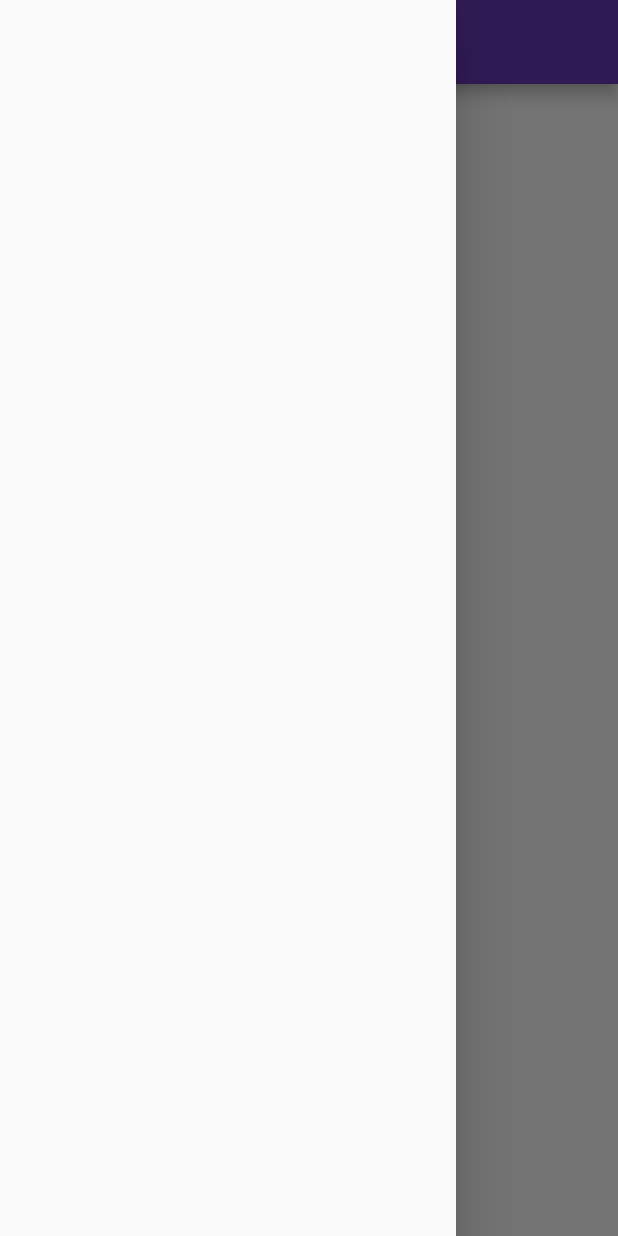
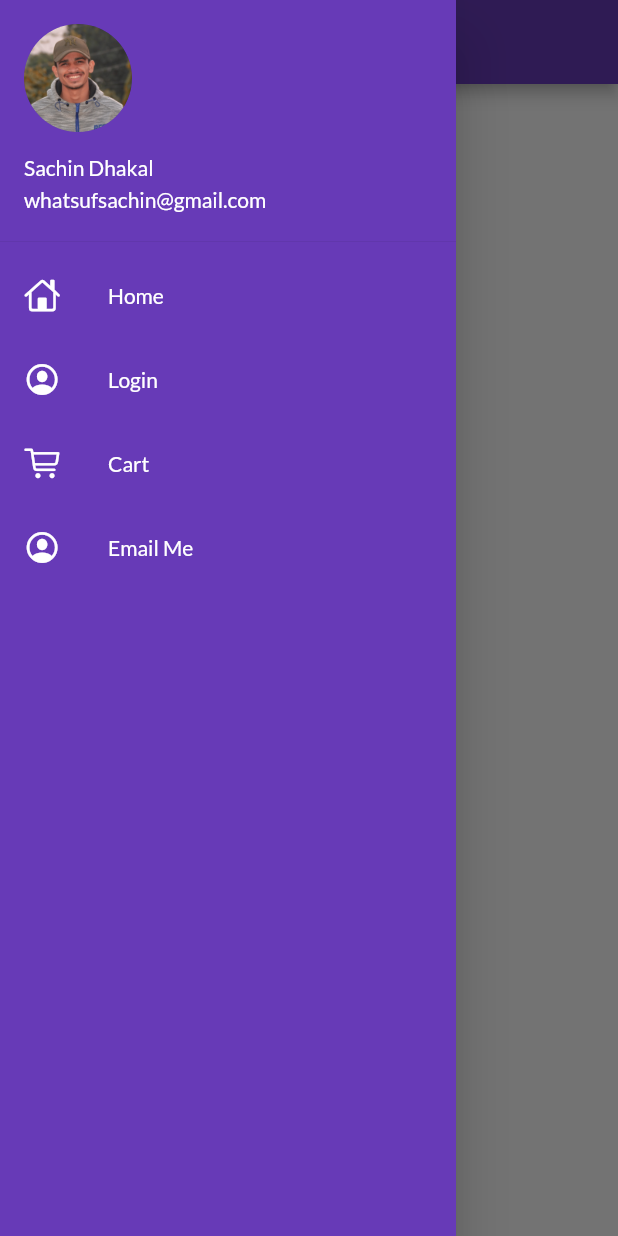
Before and after one commit to Whatsuf148/ecommare_app, a Flutter app: the HomePage screen opened by its route, with the side drawer open, on a phone screen of 412 x 824 dp. Run offline on Flutter 3.47's test engine with Material 2 defaults, Android fonts, the phone set to English and light mode, and no system bars; our stand-ins replace google_fonts.

Commit message:
drawer added & listtile created on drawer

```diff
--- a/lib/main.dart
+++ b/lib/main.dart
@@ -14,7 +14,7 @@ class MyApp extends StatelessWidget {
   @override
   Widget build(BuildContext context) {
     return MaterialApp(
-      //home: const HomePage(),
+      //home: const HomePage(),sss
       themeMode: ThemeMode.light,
       theme: ThemeData(
         primarySwatch: Colors.deepPurple,
@@ -24,7 +24,7 @@ class MyApp extends StatelessWidget {
         brightness: Brightness.dark,
       ),
       routes: {
-        '/': (context) => const LogIn(),
+        '/': (context) => const HomePage(),
         MyRoutes.login: (context) => const LogIn(),
         MyRoutes.homepage: (context) => const HomePage(),
       },
--- /dev/null
+++ b/lib/screen/drawer.dart
@@ -0,0 +1,72 @@
+import 'package:flutter/cupertino.dart';
+import 'package:flutter/material.dart';
+
+class MyDrawer extends StatelessWidget {
+  const MyDrawer({super.key});
+
+  @override
+  Widget build(BuildContext context) {
+    return Drawer(
+      child: Container(
+        color: Colors.deepPurple,
+        child: ListView(
+          children: [
+            UserAccountsDrawerHeader(
+              accountName: Text("Sachin Dhakal"),
+              accountEmail: Text("whatsufsachin@gmail.com"),
+              currentAccountPicture: CircleAvatar(
+                  minRadius: 400,
+                  backgroundImage: AssetImage(
+                    "assets/images/sachin.png",
+                  )),
+            ),
+            ListTile(
+              leading: Icon(
+                CupertinoIcons.home,
+                color: Colors.white,
+              ),
+              title: Text(
+                "Home",
+                style: TextStyle(
+                  color: Colors.white,
+                ),
+              ),
+            ),
+            ListTile(
+              leading: Icon(
+                CupertinoIcons.profile_circled,
+                color: Colors.white,
+              ),
+              title: Text(
+                "Login",
+                style: TextStyle(
+                  color: Colors.white,
+                ),
+              ),
+            ),
+            ListTile(
+              leading: Icon(
+                CupertinoIcons.cart,
+                color: Colors.white,
+              ),
+              title: Text(
+                "Cart",
+                style: TextStyle(color: Colors.white),
+              ),
+            ),
+            ListTile(
+              leading: Icon(
+                CupertinoIcons.profile_circled,
+                color: Colors.white,
+              ),
+              title: Text(
+                "Email Me",
+                style: TextStyle(color: Colors.white),
+              ),
+            ),
+          ],
+        ),
+      ),
+    );
+  }
+}
--- a/lib/screen/homepage.dart
+++ b/lib/screen/homepage.dart
@@ -1,3 +1,4 @@
+import 'package:catlog_app/screen/drawer.dart';
 import 'package:flutter/material.dart';
 
 class HomePage extends StatelessWidget {
@@ -13,7 +14,7 @@ class HomePage extends StatelessWidget {
       body: const Center(
         child: Text("Welcome to Catlog App"),
       ),
-      drawer: const Drawer(),
+      drawer:  MyDrawer(),
     );
   }
 }
--- a/pubspec.yaml
+++ b/pubspec.yaml
@@ -62,6 +62,7 @@ flutter:
   # To add assets to your application, add an assets section, like this:
   assets:
       - assets/images/login.png
+      - assets/images/sachin.png
   #   - images/a_dot_ham.jpeg
 
   # An image asset can refer to one or more resolution-specific "variants", see
```
Also changed, not shown: assets/images/sachin.png (added).
